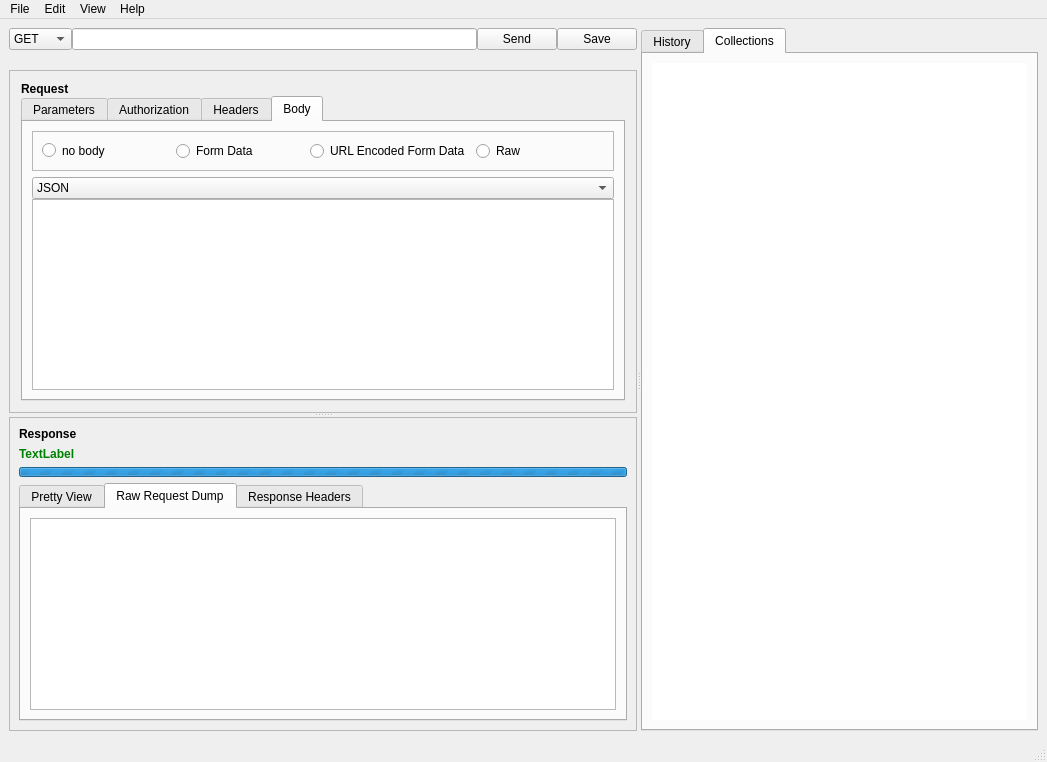
First picture: the form in src/main/python/ui/rester.ui, repository schartz/rester, before the edit.
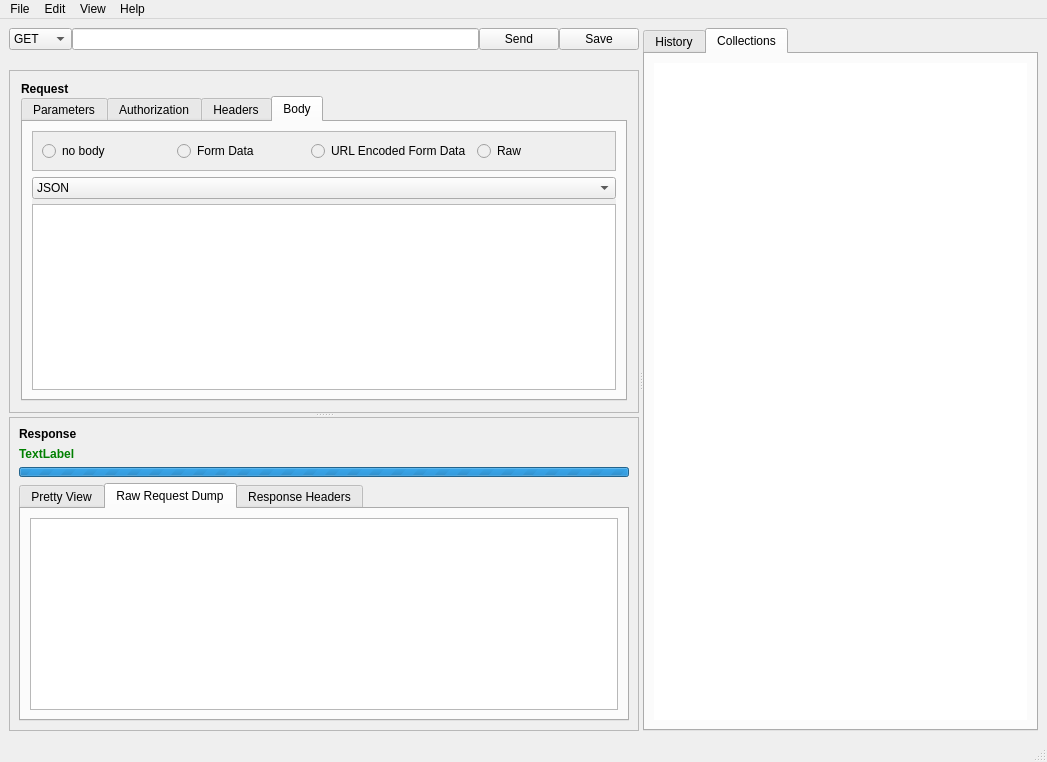
Second picture: the form after the edit. The open tabs and pages were chosen to show the change.

Commit message: 1)Ability to add parameters in the UI. 2) Headers being encoded on the request prior to sending

```diff
--- a/src/main/python/ui/rester.ui
+++ b/src/main/python/ui/rester.ui
@@ -327,7 +327,7 @@
                    <item row="0" column="0">
                     <widget class="QFrame" name="frame">
                      <property name="styleSheet">
-                      <string notr="true"/>
+                      <string notr="true">background-color: #EFEFEF</string>
                      </property>
                      <property name="frameShape">
                       <enum>QFrame::StyledPanel</enum>
@@ -338,12 +338,6 @@
                      <layout class="QHBoxLayout" name="horizontalLayout">
                       <item>
                        <widget class="QRadioButton" name="radio_button_nobody">
-                        <property name="styleSheet">
-                         <string notr="true">QRadioButton::indicator:checked {
-    background-color:       red;
-    border:                 2px solid white;
-}</string>
-                        </property>
                         <property name="text">
                          <string>no body</string>
                         </property>
@@ -398,7 +392,11 @@
                        <number>0</number>
                       </property>
                       <item row="1" column="0">
-                       <widget class="QTextEdit" name="textEdit"/>
+                       <widget class="QTextEdit" name="textEdit">
+                        <property name="styleSheet">
+                         <string notr="true">margin-top: 5px</string>
+                        </property>
+                       </widget>
                       </item>
                       <item row="0" column="0">
                        <widget class="QComboBox" name="raw_body_type">
@@ -575,9 +573,6 @@
           <property name="cursor">
            <cursorShape>PointingHandCursor</cursorShape>
           </property>
-          <property name="styleSheet">
-           <string notr="true"/>
-          </property>
           <property name="text">
            <string>Save</string>
           </property>
```
Left out of the diff: 12 changed lines with no effect on the pictures. The commit also changes 3 other files.
